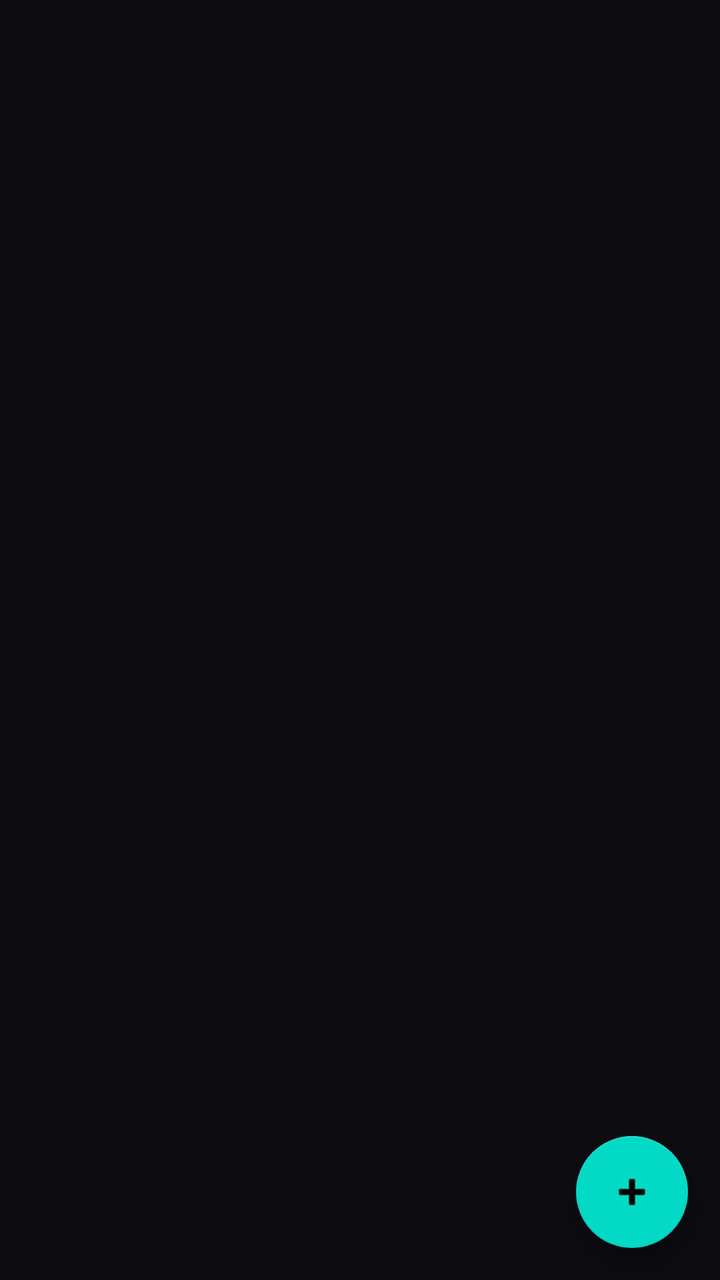
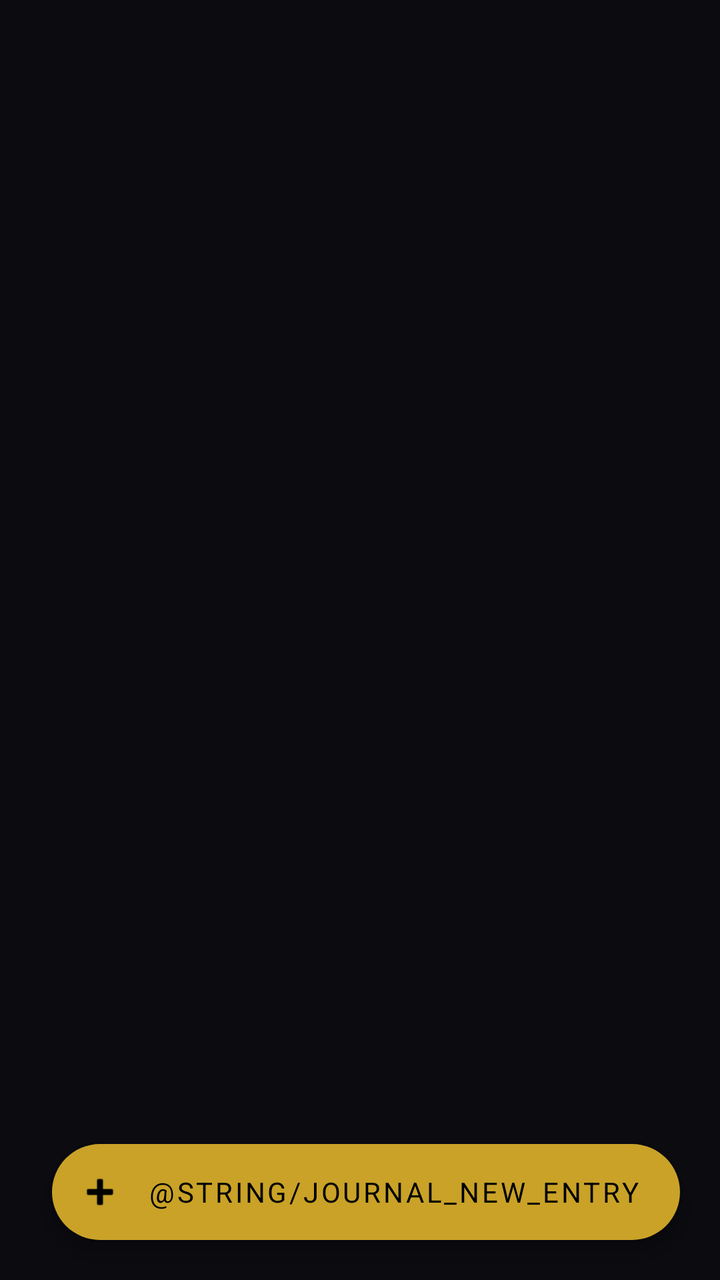

Before-and-after screenshots of an Android layout around one commit, followed by the original layout XML and the change that was made.
<!-- AndroidManifest.xml: application theme Theme.SniperFlow -->
<!-- res/layout/frag_journal_list.xml -->
<?xml version="1.0" encoding="utf-8"?>
<FrameLayout xmlns:android="http://schemas.android.com/apk/res/android"
    android:layout_width="match_parent" android:layout_height="match_parent">

    <include layout="@layout/view_state"/>

    <androidx.recyclerview.widget.RecyclerView
        android:id="@+id/recycler" android:layout_width="match_parent"
        android:layout_height="match_parent"/>

    <com.google.android.material.floatingactionbutton.FloatingActionButton
        android:id="@+id/fab" android:layout_width="wrap_content" android:layout_height="wrap_content"
        android:layout_gravity="end|bottom" android:layout_margin="16dp"
        android:src="@android:drawable/ic_input_add"
        android:contentDescription="@string/add"/>
</FrameLayout>
<!-- res/layout/view_state.xml (included above) -->
<?xml version="1.0" encoding="utf-8"?>
<FrameLayout xmlns:android="http://schemas.android.com/apk/res/android"
    android:id="@+id/stateRoot"
    android:layout_width="match_parent"
    android:layout_height="wrap_content">

    <LinearLayout
        android:id="@+id/stateLoading"
        android:orientation="horizontal"
        android:gravity="center_vertical"
        android:padding="12dp"
        android:visibility="gone"
        android:layout_width="match_parent"
        android:layout_height="wrap_content">
        <ProgressBar
            android:layout_width="20dp"
            android:layout_height="20dp"/>
        <TextView
            android:layout_marginStart="10dp"
            android:text="@string/loading_text"
            android:textStyle="bold"
            android:layout_width="wrap_content"
            android:layout_height="wrap_content"/>
    </LinearLayout>

    <LinearLayout
        android:id="@+id/stateError"
        android:orientation="vertical"
        android:padding="12dp"
        android:visibility="gone"
        android:layout_width="match_parent"
        android:layout_height="wrap_content">
        <TextView
            android:id="@+id/txtErr"
            android:text="@string/error_generic"
            android:textStyle="bold"
            android:layout_width="wrap_content" android:layout_height="wrap_content" />
        <Button
            android:id="@+id/btnRetry"
            android:text="@string/retry"
            android:layout_marginTop="8dp"
            android:layout_width="wrap_content" android:layout_height="wrap_content"/>
    </LinearLayout>

    <LinearLayout
        android:id="@+id/stateEmpty"
        android:orientation="vertical"
        android:gravity="center_horizontal"
        android:padding="16dp"
        android:visibility="gone"
        android:layout_width="match_parent"
        android:layout_height="wrap_content">
        <TextView
            android:text="@string/empty_title"
            android:textStyle="bold"
            android:layout_width="wrap_content" android:layout_height="wrap_content" />
        <TextView
            android:text="@string/empty_subtitle"
            android:layout_marginTop="4dp"
            android:layout_width="wrap_content" android:layout_height="wrap_content"/>
    </LinearLayout>
</FrameLayout>
<!-- resources referenced by this layout -->
<resources>
  <string name="add">Add</string>
  <string name="empty_subtitle">Create your first item to get started.</string>
  <string name="empty_title">Nothing here yet</string>
  <string name="error_generic">Something went wrong</string>
  <string name="loading_text">Loading…</string>
  <string name="retry">Retry</string>
  <style name="Theme.SniperFlow" parent="Theme.MaterialComponents.DayNight.NoActionBar">
          <item name="android:colorBackground">@color/colorBackground</item>
          <item name="android:textColor">@color/colorOnBackground</item>
          <item name="colorPrimary">@color/colorPrimary</item>
          <item name="colorOnPrimary">@color/colorOnPrimary</item>
          <item name="colorSurface">@color/colorSurface</item>
          <item name="colorOnSurface">@color/colorOnSurface</item>
          <item name="android:fontFamily">sans-serif</item>
          <item name="materialButtonStyle">@style/Widget.MaterialComponents.Button</item>
      </style>
  <color name="colorBackground">@color/sf_ink_black</color>
  <color name="colorOnBackground">#FFFFFFFF</color>
  <color name="colorPrimary">@color/sf_gold</color>
  <color name="colorOnPrimary">#FF000000</color>
  <color name="colorSurface">@color/sf_slate</color>
  <color name="colorOnSurface">#FFFFFFFF</color>
  <color name="sf_ink_black">#0B0B10</color>
  <color name="sf_gold">#C9A227</color>
  <color name="sf_slate">#1A1C1E</color>
</resources>

<!-- the commit's change to res/layout/frag_journal_list.xml (unified diff, before → after) -->
@@ -1,17 +1,33 @@
 <?xml version="1.0" encoding="utf-8"?>
 <FrameLayout xmlns:android="http://schemas.android.com/apk/res/android"
-    android:layout_width="match_parent" android:layout_height="match_parent">
+    xmlns:app="http://schemas.android.com/apk/res-auto"
+    android:layout_width="match_parent"
+    android:layout_height="match_parent"
+    android:background="@color/colorBackground">
 
     <include layout="@layout/view_state"/>
 
     <androidx.recyclerview.widget.RecyclerView
-        android:id="@+id/recycler" android:layout_width="match_parent"
-        android:layout_height="match_parent"/>
+        android:id="@+id/recycler"
+        android:layout_width="match_parent"
+        android:layout_height="match_parent"
+        android:clipToPadding="false"
+        android:paddingTop="8dp"
+        android:paddingBottom="8dp" />
 
-    <com.google.android.material.floatingactionbutton.FloatingActionButton
-        android:id="@+id/fab" android:layout_width="wrap_content" android:layout_height="wrap_content"
-        android:layout_gravity="end|bottom" android:layout_margin="16dp"
-        android:src="@android:drawable/ic_input_add"
+    <com.google.android.material.floatingactionbutton.ExtendedFloatingActionButton
+        android:id="@+id/fab"
+        android:layout_width="wrap_content"
+        android:layout_height="wrap_content"
+        android:layout_gravity="end|bottom"
+        android:layout_margin="20dp"
+        android:text="@string/journal_new_entry"
+        android:textColor="?attr/colorOnPrimary"
+        app:icon="@android:drawable/ic_input_add"
+        app:iconTint="?attr/colorOnPrimary"
+        app:backgroundTint="?attr/colorPrimary"
+        app:cornerRadius="16dp"
+        app:elevation="8dp"
         android:contentDescription="@string/add"/>
 </FrameLayout>
 <!-- res/layout/view_state.xml (included above) -->
